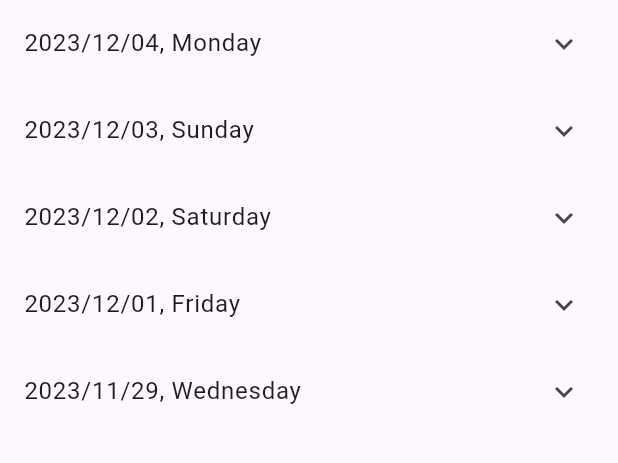
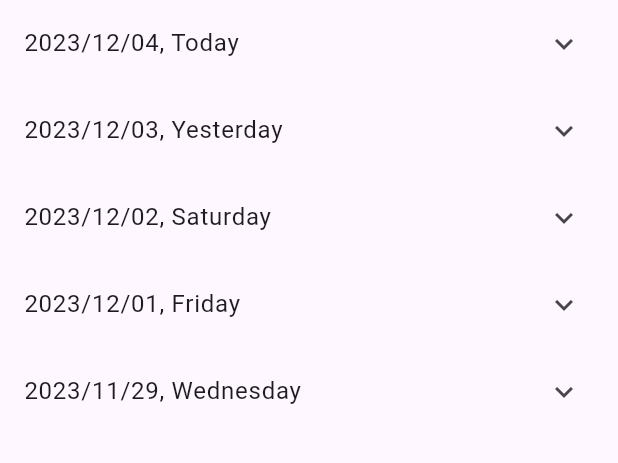
Before and after one commit to Cimorexave/my_fitness_app, a Flutter app: the screen it shows after launch, on a phone screen of 412 x 824 dp, the part 84-547 px from its top. Run offline on Flutter 3.47's test engine with Material 3 defaults, Android fonts, the phone set to English and light mode, and no system bars; our stand-ins replace hive, hive_flutter; accounts and stored records are empty.

Commit message:
fix format date func.

```diff
--- a/lib/utils/utils.dart
+++ b/lib/utils/utils.dart
@@ -37,10 +37,10 @@ String formatDate(DateTime date) {
 
   String formattedDate = DateFormat('yyyy/MM/dd, EEEE').format(date);
 
-  if (date.isAtSameMomentAs(today)) {
-    return 'Today, $formattedDate';
-  } else if (date.isAtSameMomentAs(yesterday)) {
-    return 'Yesterday, $formattedDate';
+  if (date.day == today.day) {
+    return '${DateFormat('yyyy/MM/dd').format(date)}, Today';
+  } else if (date.day == yesterday.day) {
+    return '${DateFormat('yyyy/MM/dd').format(date)}, Yesterday';
   } else {
     return formattedDate;
   }
```
